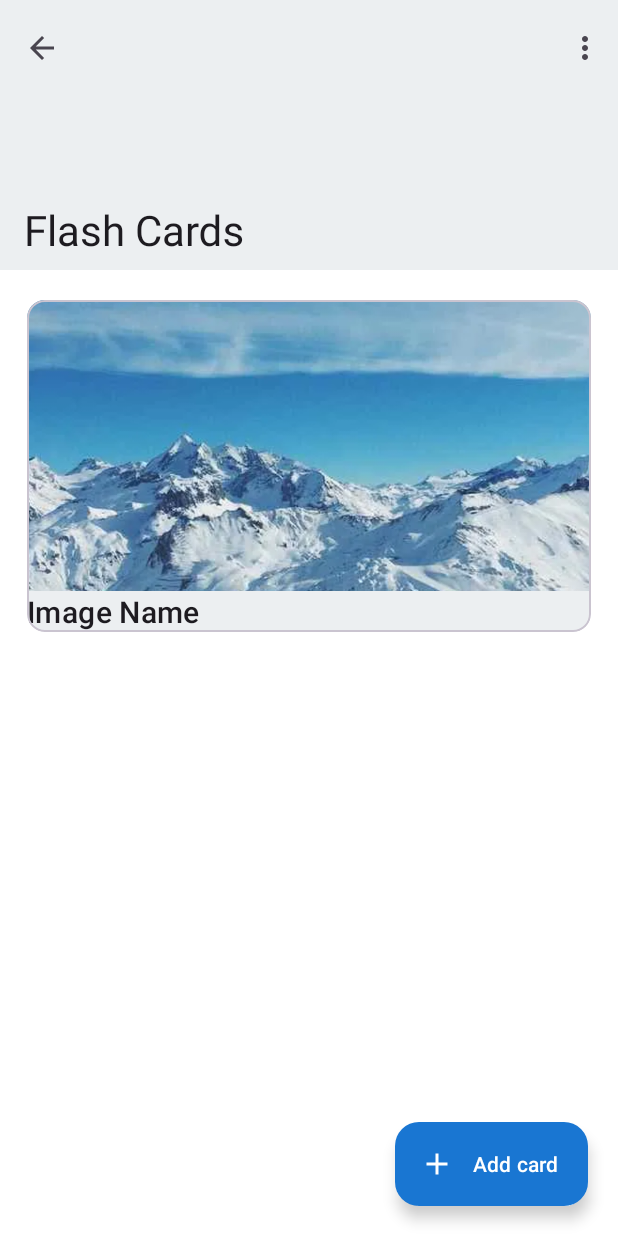
After one commit to AchuthanR/nuro, an Android app: the CardsActivity screen opened directly, with no data from a screen before it, on a phone screen of 412 x 824 dp. The commit adds this screen. Run offline under Robolectric (Android 15) with nearby library versions, the phone set to English and light mode, and no system bars.

Commit message:
Added Card Layout

```diff
--- a/src/main/AndroidManifest.xml
+++ b/src/main/AndroidManifest.xml
@@ -11,6 +11,9 @@
         android:roundIcon="@mipmap/ic_launcher_round"
         android:supportsRtl="true"
         android:theme="@style/Theme.LanguageTherapyAssistanceForAutisticChildren">
+        <activity
+            android:name=".CardsActivity"
+            android:exported="false" />
         <activity
             android:name=".Modules"
             android:exported="false" />
--- /dev/null
+++ b/src/main/java/com/capstone/autism_training/CardsActivity.java
@@ -0,0 +1,14 @@
+package com.capstone.autism_training;
+
+import androidx.appcompat.app.AppCompatActivity;
+
+import android.os.Bundle;
+
+public class CardsActivity extends AppCompatActivity {
+
+    @Override
+    protected void onCreate(Bundle savedInstanceState) {
+        super.onCreate(savedInstanceState);
+        setContentView(R.layout.activity_cards);
+    }
+}
--- a/src/main/java/com/capstone/autism_training/MainActivity.java
+++ b/src/main/java/com/capstone/autism_training/MainActivity.java
@@ -121,6 +121,6 @@ public class MainActivity extends AppCompatActivity {
     }
 
     public void allDecks_onClick(View view) {
-        startActivity(new Intent(this, DeckActivity.class));
+        startActivity(new Intent(this, Modules.class));
     }
 }
--- a/src/main/java/com/capstone/autism_training/Modules.java
+++ b/src/main/java/com/capstone/autism_training/Modules.java
@@ -2,7 +2,9 @@ package com.capstone.autism_training;
 
 import androidx.appcompat.app.AppCompatActivity;
 
+import android.content.Intent;
 import android.os.Bundle;
+import android.view.View;
 
 public class Modules extends AppCompatActivity {
 
@@ -11,4 +13,8 @@ public class Modules extends AppCompatActivity {
         super.onCreate(savedInstanceState);
         setContentView(R.layout.activity_modules);
     }
+
+    public void showDecks_onClick(View view) {
+        startActivity(new Intent(this, DeckActivity.class));
+    }
 }
--- /dev/null
+++ b/src/main/res/layout/activity_cards.xml
@@ -0,0 +1,50 @@
+<?xml version="1.0" encoding="utf-8"?>
+<androidx.coordinatorlayout.widget.CoordinatorLayout xmlns:android="http://schemas.android.com/apk/res/android"
+    xmlns:app="http://schemas.android.com/apk/res-auto"
+    xmlns:tools="http://schemas.android.com/tools"
+    android:layout_width="match_parent"
+    android:layout_height="match_parent"
+    tools:context=".DeckActivity">
+
+    <com.google.android.material.appbar.AppBarLayout
+        android:id="@+id/app_bar"
+        android:layout_width="match_parent"
+        android:layout_height="@dimen/app_bar_height"
+        android:fitsSystemWindows="true">
+
+        <com.google.android.material.appbar.CollapsingToolbarLayout
+            android:id="@+id/toolbar_layout"
+            style="@style/Widget.Material3.CollapsingToolbar.Large"
+            android:layout_width="match_parent"
+            android:layout_height="match_parent"
+            app:layout_scrollFlags="scroll|exitUntilCollapsed"
+            app:toolbarId="@+id/toolbar">
+
+            <com.google.android.material.appbar.MaterialToolbar
+                android:id="@+id/toolbar"
+                android:layout_width="match_parent"
+                android:layout_height="?attr/actionBarSize"
+                android:elevation="0dp"
+                app:layout_collapseMode="pin"
+                app:menu="@menu/menu_deck"
+                app:navigationIcon="@drawable/ic_baseline_arrow_back_24"
+                app:title="Flash Cards" />
+
+        </com.google.android.material.appbar.CollapsingToolbarLayout>
+    </com.google.android.material.appbar.AppBarLayout>
+
+    <include layout="@layout/content_scrolling_cards" />
+
+    <com.google.android.material.floatingactionbutton.ExtendedFloatingActionButton
+        android:id="@+id/floatingActionButton"
+        android:layout_width="wrap_content"
+        android:layout_height="wrap_content"
+        android:layout_gravity="bottom|end"
+        android:layout_marginEnd="20dp"
+        android:layout_marginBottom="20dp"
+        android:clickable="true"
+        android:focusable="true"
+        android:text="Add card"
+        app:icon="@drawable/ic_baseline_add_24" />
+
+</androidx.coordinatorlayout.widget.CoordinatorLayout>
--- a/src/main/res/layout/activity_main.xml
+++ b/src/main/res/layout/activity_main.xml
@@ -80,7 +80,7 @@
         android:layout_height="wrap_content"
         android:layout_marginBottom="148dp"
         android:onClick="allDecks_onClick"
-        android:text="All decks"
+        android:text="Modules"
         app:layout_constraintBottom_toBottomOf="parent"
         app:layout_constraintEnd_toEndOf="parent"
         app:layout_constraintStart_toStartOf="parent" />
--- a/src/main/res/layout/activity_modules.xml
+++ b/src/main/res/layout/activity_modules.xml
@@ -53,6 +53,7 @@
         android:layout_marginEnd="32dp"
         android:layout_marginBottom="16dp"
         android:text="Show all Card Decks"
+        android:onClick="showDecks_onClick"
         app:layout_constraintBottom_toBottomOf="parent"
         app:layout_constraintEnd_toEndOf="parent"
         app:layout_constraintStart_toStartOf="parent" />
--- /dev/null
+++ b/src/main/res/layout/content_scrolling_cards.xml
@@ -0,0 +1,52 @@
+<?xml version="1.0" encoding="utf-8"?>
+<androidx.core.widget.NestedScrollView xmlns:android="http://schemas.android.com/apk/res/android"
+    xmlns:app="http://schemas.android.com/apk/res-auto"
+    xmlns:tools="http://schemas.android.com/tools"
+    android:layout_width="match_parent"
+    android:layout_height="match_parent"
+    android:paddingTop="20dp"
+    android:paddingBottom="20dp"
+    android:paddingStart="18dp"
+    android:paddingEnd="18dp"
+    app:layout_behavior="@string/appbar_scrolling_view_behavior"
+    tools:context=".CardsActivity"
+    tools:showIn="@layout/activity_cards">
+
+    <LinearLayout
+        android:id="@+id/linearLayout"
+        android:layout_width="match_parent"
+        android:layout_height="wrap_content"
+        android:orientation="vertical">
+
+        <com.google.android.material.card.MaterialCardView
+            android:layout_width="match_parent"
+            android:layout_height="match_parent"
+            android:clickable="true"
+            android:focusable="true">
+
+            <LinearLayout
+                android:layout_width="match_parent"
+                android:layout_height="wrap_content"
+                android:orientation="vertical"
+                >
+
+                <ImageView
+                    android:layout_width="match_parent"
+                    android:layout_height="194dp"
+                    app:srcCompat="@drawable/media"
+                    android:scaleType="centerCrop"
+                    android:contentDescription="Content description" />
+
+                <TextView
+                    android:layout_width="match_parent"
+                    android:layout_height="wrap_content"
+                    android:text="Image Name"
+
+                    android:textAppearance="?attr/textAppearanceHeadline6" />
+
+
+
+            </LinearLayout>
+        </com.google.android.material.card.MaterialCardView>
+    </LinearLayout>
+</androidx.core.widget.NestedScrollView>
```
